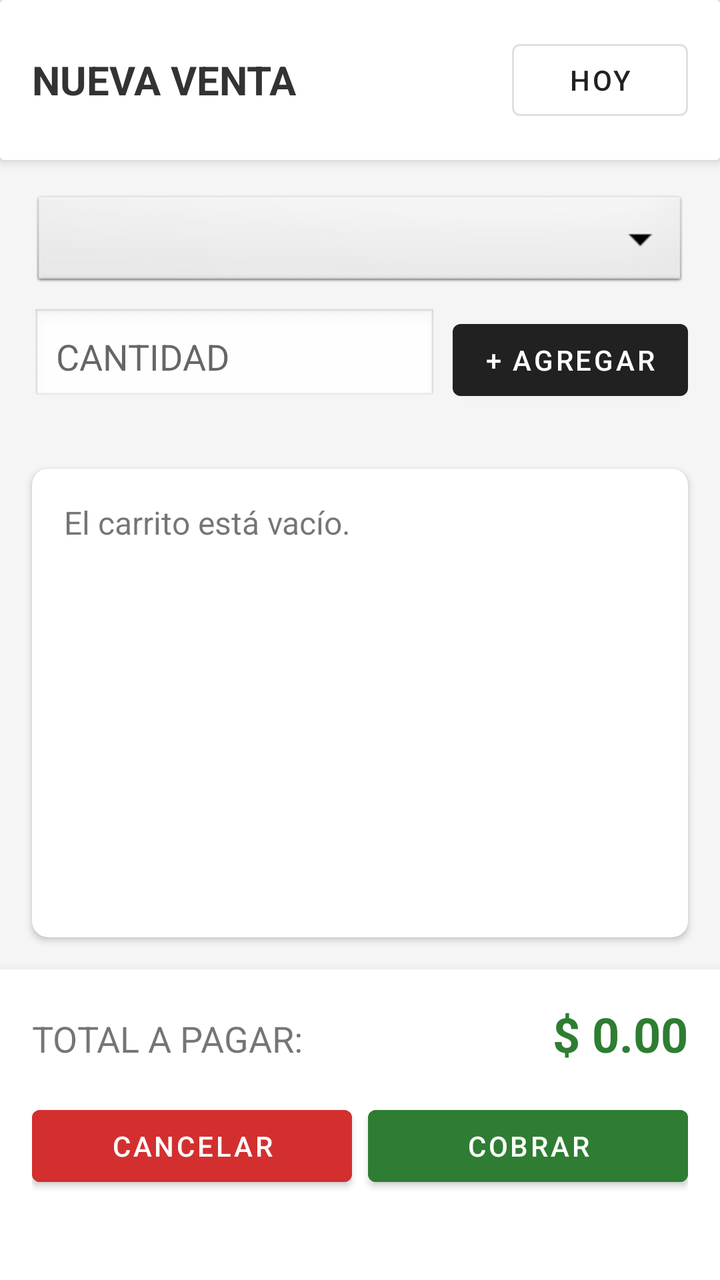
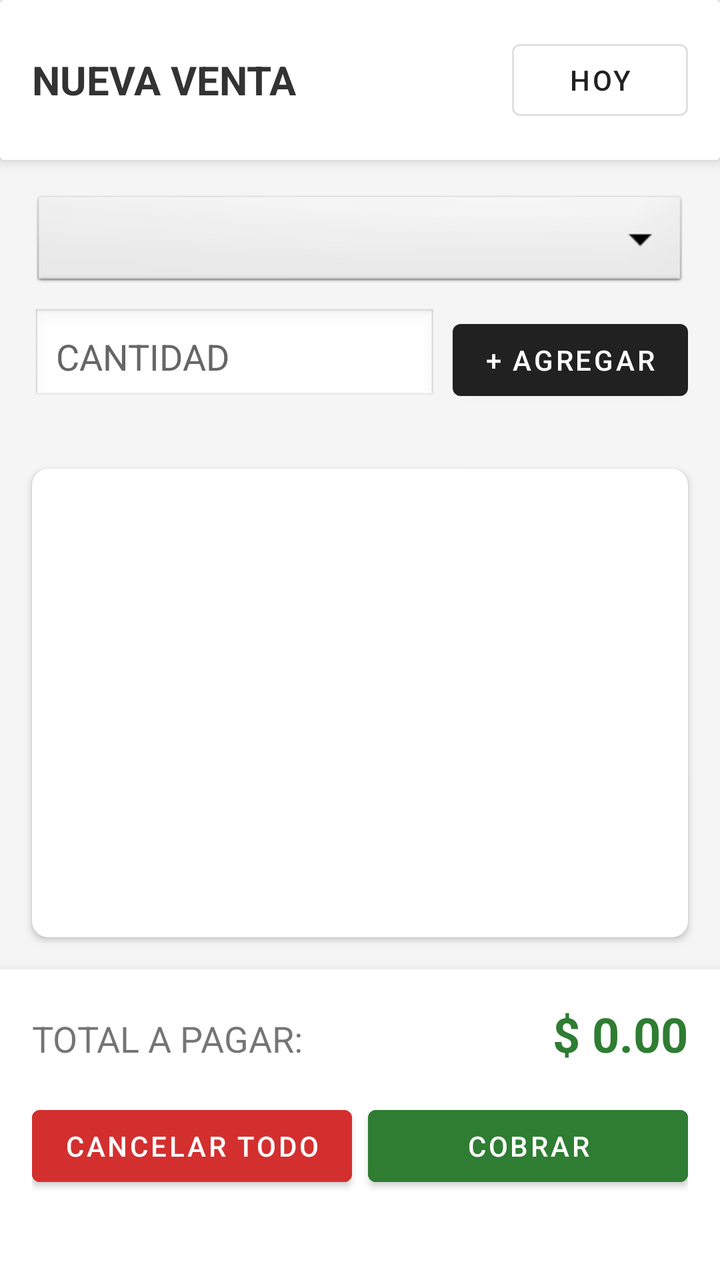

Two renders of the same Android screen: before a commit and after it. Below are the layout's source before the change and the commit's diff.
<!-- AndroidManifest.xml: application theme Theme.MaterialComponents.DayNight.DarkActionBar -->
<!-- res/layout/activity_sales.xml -->
<?xml version="1.0" encoding="utf-8"?>
<LinearLayout xmlns:android="http://schemas.android.com/apk/res/android"
    xmlns:app="http://schemas.android.com/apk/res-auto"
    android:layout_width="match_parent"
    android:layout_height="match_parent"
    android:orientation="vertical"
    android:background="#F5F5F5">

    
    <androidx.cardview.widget.CardView
        android:layout_width="match_parent"
        android:layout_height="wrap_content"
        app:cardElevation="4dp"
        app:cardBackgroundColor="#FFFFFF">
        
        <LinearLayout
            android:padding="16dp"
            android:orientation="horizontal"
            android:gravity="center_vertical"
            android:layout_width="match_parent"
            android:layout_height="wrap_content">

            <TextView
                android:text="NUEVA VENTA"
                android:textSize="20sp"
                android:textStyle="bold"
                android:textColor="#333333"
                android:layout_weight="1"
                android:layout_width="0dp"
                android:layout_height="wrap_content"/>

            <Button
                android:id="@+id/btnDate"
                android:text="HOY"
                style="@style/Widget.MaterialComponents.Button.OutlinedButton"
                android:layout_width="wrap_content"
                android:layout_height="wrap_content"/>
        </LinearLayout>
    </androidx.cardview.widget.CardView>

    
    <LinearLayout
        android:padding="16dp"
        android:orientation="vertical"
        android:layout_width="match_parent"
        android:layout_height="wrap_content">

        <Spinner
            android:id="@+id/spProducts"
            android:background="@android:drawable/btn_dropdown"
            android:layout_marginBottom="8dp"
            android:layout_width="match_parent"
            android:layout_height="50dp"/>

        <LinearLayout
            android:orientation="horizontal"
            android:layout_width="match_parent"
            android:layout_height="wrap_content">

            <EditText
                android:id="@+id/etQuantity"
                android:hint="CANTIDAD"
                android:inputType="numberDecimal"
                android:background="@android:drawable/edit_text"
                android:padding="12dp"
                android:layout_weight="1"
                android:layout_width="0dp"
                android:layout_height="wrap_content"/>

            <Button
                android:id="@+id/btnAddToCart"
                android:text="+ AGREGAR"
                android:layout_marginStart="8dp"
                android:layout_width="wrap_content"
                android:layout_height="wrap_content"/>
        </LinearLayout>
    </LinearLayout>

    
    <androidx.cardview.widget.CardView
        android:layout_margin="16dp"
        android:layout_weight="1"
        android:layout_width="match_parent"
        android:layout_height="0dp"
        app:cardCornerRadius="8dp">

        <ScrollView
            android:layout_width="match_parent"
            android:layout_height="match_parent">
            
            <TextView
                android:id="@+id/txtCart"
                android:padding="16dp"
                android:text="El carrito está vacío."
                android:textSize="16sp"
                android:lineSpacingExtra="4dp"
                android:layout_width="match_parent"
                android:layout_height="wrap_content"/>
        </ScrollView>
    </androidx.cardview.widget.CardView>

    
    <LinearLayout
        android:orientation="vertical"
        android:background="#FFFFFF"
        android:padding="16dp"
        android:elevation="8dp"
        android:layout_width="match_parent"
        android:layout_height="wrap_content">

        <LinearLayout
            android:orientation="horizontal"
            android:layout_marginBottom="16dp"
            android:layout_width="match_parent"
            android:layout_height="wrap_content">

            <TextView
                android:text="TOTAL A PAGAR:"
                android:textSize="18sp"
                android:layout_weight="1"
                android:layout_width="0dp"
                android:layout_height="wrap_content"/>

            <TextView
                android:id="@+id/txtTotal"
                android:text="$ 0.00"
                android:textSize="24sp"
                android:textStyle="bold"
                android:textColor="#2E7D32"
                android:layout_width="wrap_content"
                android:layout_height="wrap_content"/>
        </LinearLayout>

        <LinearLayout
            android:orientation="horizontal"
            android:layout_width="match_parent"
            android:layout_height="wrap_content">

            <Button
                android:id="@+id/btnClearCart"
                android:text="CANCELAR"
                android:backgroundTint="#D32F2F"
                android:layout_weight="1"
                android:layout_marginEnd="4dp"
                android:layout_width="0dp"
                android:layout_height="wrap_content"/>

            <Button
                android:id="@+id/btnSell"
                android:text="COBRAR"
                android:backgroundTint="#2E7D32"
                android:layout_weight="1"
                android:layout_marginStart="4dp"
                android:layout_width="0dp"
                android:layout_height="wrap_content"/>
        </LinearLayout>
        
        <TextView
            android:id="@+id/txtStatus"
            android:gravity="center"
            android:layout_marginTop="8dp"
            android:textColor="#666"
            android:layout_width="match_parent"
            android:layout_height="wrap_content"/>

    </LinearLayout>
</LinearLayout>
<!-- resources referenced by this layout -->
<resources>

</resources>

<!-- the commit's change to res/layout/activity_sales.xml (unified diff, before → after) -->
@@ -57,10 +57,13 @@
             android:layout_width="match_parent"
             android:layout_height="wrap_content">
 
+            
             <EditText
                 android:id="@+id/etQuantity"
                 android:hint="CANTIDAD"
                 android:inputType="numberDecimal"
+                android:textColor="#000000"
+                android:textColorHint="#666666"
                 android:background="@android:drawable/edit_text"
                 android:padding="12dp"
                 android:layout_weight="1"
@@ -84,19 +87,12 @@
         android:layout_height="0dp"
         app:cardCornerRadius="8dp">
 
-        <ScrollView
+        
+        <androidx.recyclerview.widget.RecyclerView
+            android:id="@+id/rvCart"
             android:layout_width="match_parent"
-            android:layout_height="match_parent">
+            android:layout_height="match_parent"/>
             
-            <TextView
-                android:id="@+id/txtCart"
-                android:padding="16dp"
-                android:text="El carrito está vacío."
-                android:textSize="16sp"
-                android:lineSpacingExtra="4dp"
-                android:layout_width="match_parent"
-                android:layout_height="wrap_content"/>
-        </ScrollView>
     </androidx.cardview.widget.CardView>
 
     
@@ -138,7 +134,7 @@
 
             <Button
                 android:id="@+id/btnClearCart"
-                android:text="CANCELAR"
+                android:text="CANCELAR TODO"
                 android:backgroundTint="#D32F2F"
                 android:layout_weight="1"
                 android:layout_marginEnd="4dp"
